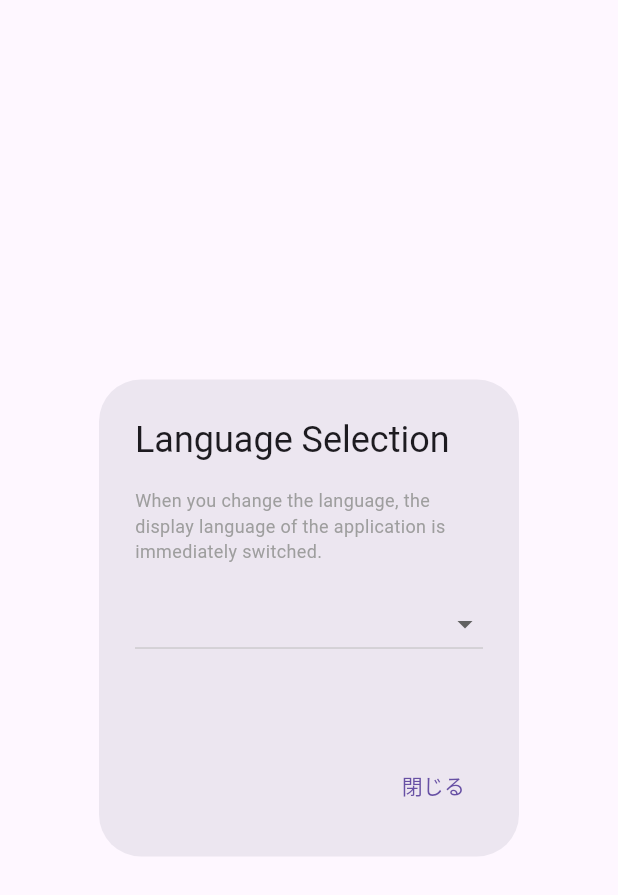
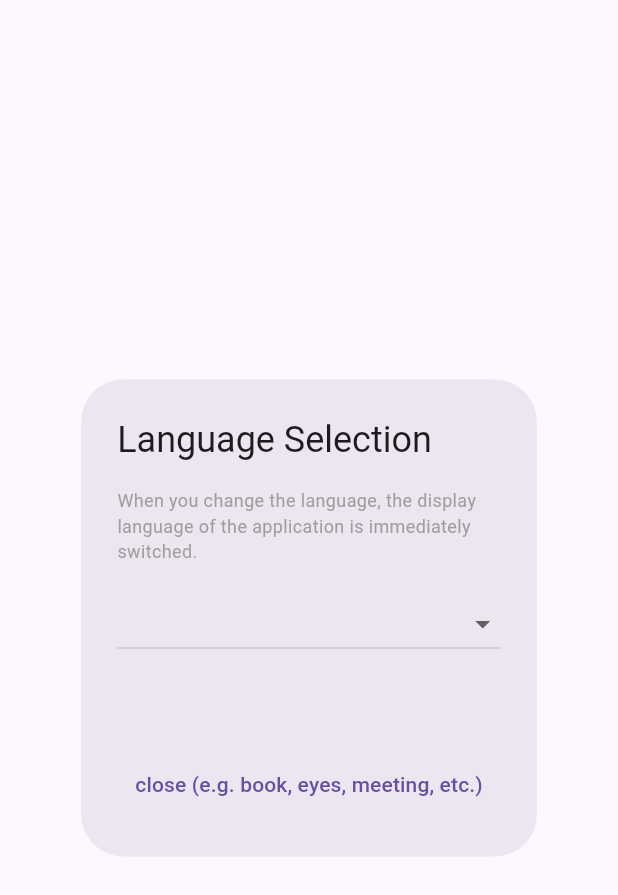
Before and after one commit to you22fy/supabase_twitter_app, a Flutter app: the LanguageSelectorDialog widget shown alone on an empty page, opened directly, on a phone screen of 412 x 824 dp. Shown: the top 895 px of the screen. Run offline on Flutter 3.47's test engine with Material 3 defaults, Android fonts, the phone set to English and light mode, and no system bars; our stand-ins replace flutter_hooks, flutter_riverpod, flutter_svg, freezed_annotation, go_router, hooks_riverpod and 3 more; accounts and stored records are empty; generated files the repository leaves out were written again; network calls fail.

Commit message:
fix : 翻訳忘れ

```diff
--- a/lib/l10n/app_en.arb
+++ b/lib/l10n/app_en.arb
@@ -17,5 +17,6 @@
     "likes": "Great.",
     "tweetHintText": "What are you doing now?",
     "selectLanguage": "Language Selection",
-    "selectLanguageCaution": "When you change the language, the display language of the application is immediately switched."
+    "selectLanguageCaution": "When you change the language, the display language of the application is immediately switched.",
+    "close": "close (e.g. book, eyes, meeting, etc.)"
 }
--- a/lib/l10n/app_fr.arb
+++ b/lib/l10n/app_fr.arb
@@ -17,5 +17,6 @@
     "likes": "Bon.",
     "tweetHintText": "Comment allez-vous maintenant ?",
     "selectLanguage": "Sélection de la langue",
-    "selectLanguageCaution": "Le changement de langue modifie immédiatement la langue d'affichage de l'application."
+    "selectLanguageCaution": "Le changement de langue modifie immédiatement la langue d'affichage de l'application.",
+    "close": "proche (par ex. livre, yeux, rencontre, etc.)"
 }
--- a/lib/l10n/app_ja.arb
+++ b/lib/l10n/app_ja.arb
@@ -26,5 +26,6 @@
   "likes" : "いいね",
   "tweetHintText" : "いまどうしてる？",
   "selectLanguage" : "言語選択",
-  "selectLanguageCaution" : "※ 言語を変更すると、アプリの表示言語が即時に切り替わります。"
+  "selectLanguageCaution" : "※ 言語を変更すると、アプリの表示言語が即時に切り替わります。",
+  "close" : "閉じる"
 }
--- a/lib/l10n/app_ko.arb
+++ b/lib/l10n/app_ko.arb
@@ -17,5 +17,6 @@
     "likes": "좋아요",
     "tweetHintText": "지금 어떻게 지내세요?",
     "selectLanguage": "언어 선택",
-    "selectLanguageCaution": "언어를 변경하면 앱의 표시 언어가 즉시 전환됩니다."
+    "selectLanguageCaution": "언어를 변경하면 앱의 표시 언어가 즉시 전환됩니다.",
+    "close": "닫기"
 }
--- a/lib/l10n/app_zh.arb
+++ b/lib/l10n/app_zh.arb
@@ -17,5 +17,6 @@
     "likes": "很好。",
     "tweetHintText": "你现在怎么样？",
     "selectLanguage": "语言选择",
-    "selectLanguageCaution": "更改语言可立即切换应用程序的显示语言。"
+    "selectLanguageCaution": "更改语言可立即切换应用程序的显示语言。",
+    "close": "贴近"
 }
--- a/lib/l10n/l10n.dart
+++ b/lib/l10n/l10n.dart
@@ -208,6 +208,12 @@ abstract class L10n {
   /// In ja, this message translates to:
   /// **'※ 言語を変更すると、アプリの表示言語が即時に切り替わります。'**
   String get selectLanguageCaution;
+
+  /// No description provided for @close.
+  ///
+  /// In ja, this message translates to:
+  /// **'閉じる'**
+  String get close;
 }
 
 class _L10nDelegate extends LocalizationsDelegate<L10n> {
--- a/lib/l10n/l10n_en.dart
+++ b/lib/l10n/l10n_en.dart
@@ -59,4 +59,7 @@ class L10nEn extends L10n {
 
   @override
   String get selectLanguageCaution => 'When you change the language, the display language of the application is immediately switched.';
+
+  @override
+  String get close => 'close (e.g. book, eyes, meeting, etc.)';
 }
--- a/lib/l10n/l10n_fr.dart
+++ b/lib/l10n/l10n_fr.dart
@@ -59,4 +59,7 @@ class L10nFr extends L10n {
 
   @override
   String get selectLanguageCaution => 'Le changement de langue modifie immédiatement la langue d\'affichage de l\'application.';
+
+  @override
+  String get close => 'proche (par ex. livre, yeux, rencontre, etc.)';
 }
--- a/lib/l10n/l10n_ja.dart
+++ b/lib/l10n/l10n_ja.dart
@@ -59,4 +59,7 @@ class L10nJa extends L10n {
 
   @override
   String get selectLanguageCaution => '※ 言語を変更すると、アプリの表示言語が即時に切り替わります。';
+
+  @override
+  String get close => '閉じる';
 }
--- a/lib/l10n/l10n_ko.dart
+++ b/lib/l10n/l10n_ko.dart
@@ -59,4 +59,7 @@ class L10nKo extends L10n {
 
   @override
   String get selectLanguageCaution => '언어를 변경하면 앱의 표시 언어가 즉시 전환됩니다.';
+
+  @override
+  String get close => '닫기';
 }
--- a/lib/l10n/l10n_zh.dart
+++ b/lib/l10n/l10n_zh.dart
@@ -59,4 +59,7 @@ class L10nZh extends L10n {
 
   @override
   String get selectLanguageCaution => '更改语言可立即切换应用程序的显示语言。';
+
+  @override
+  String get close => '贴近';
 }
--- a/lib/pages/index/components/language_select_dialog.dart
+++ b/lib/pages/index/components/language_select_dialog.dart
@@ -52,7 +52,7 @@ class LanguageSelectorDialog extends ConsumerWidget {
       actions: [
         TextButton(
           onPressed: () => Navigator.of(context).pop(),
-          child: const Text('閉じる'),
+          child: Text(L10n.of(context)!.close),
         ),
       ],
     );
```
